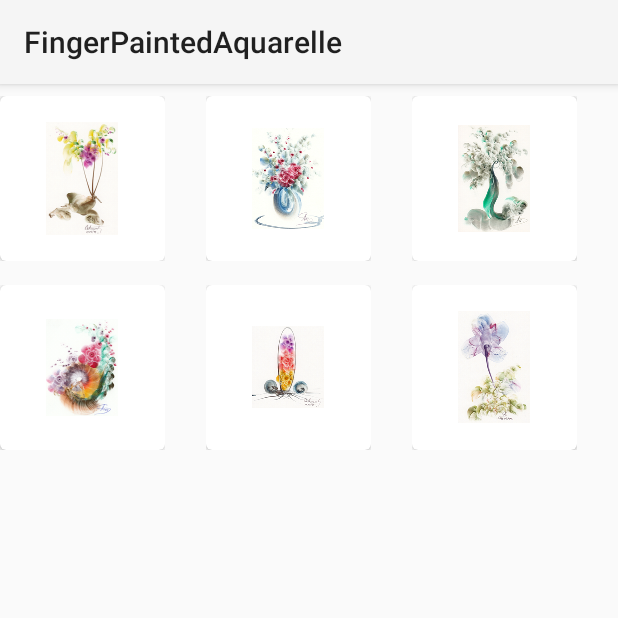
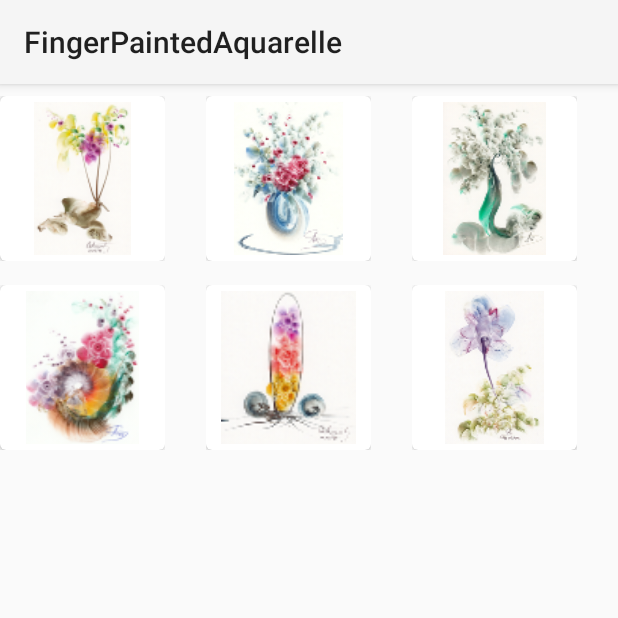
Before and after one commit to milenaasic/FingerPaintedAquarelle, an Android app: the screen it shows after launch (MainActivity), on a phone screen of 412 x 824 dp, the top half of it. Run offline under Robolectric (Android 15) with nearby library versions, the phone set to English and light mode, and no system bars.

Commit message:
dodat 4dp pading za ImageView unutra Cardview

```diff
--- a/app/src/main/res/layout/recyclerview_item.xml
+++ b/app/src/main/res/layout/recyclerview_item.xml
@@ -17,9 +17,14 @@
 
         <ImageView
             android:id="@+id/imageView"
-            android:layout_width="wrap_content"
-            android:layout_height="wrap_content"
+            android:layout_width="match_parent"
+            android:layout_height="match_parent"
             android:layout_gravity="center"
+            android:cropToPadding="false"
+            android:paddingBottom="4dp"
+            android:paddingLeft="4dp"
+            android:paddingRight="4dp"
+            android:paddingTop="4dp"
             app:srcCompat="@drawable/slika0_thumb" />
 
     </android.support.v7.widget.CardView>
```
